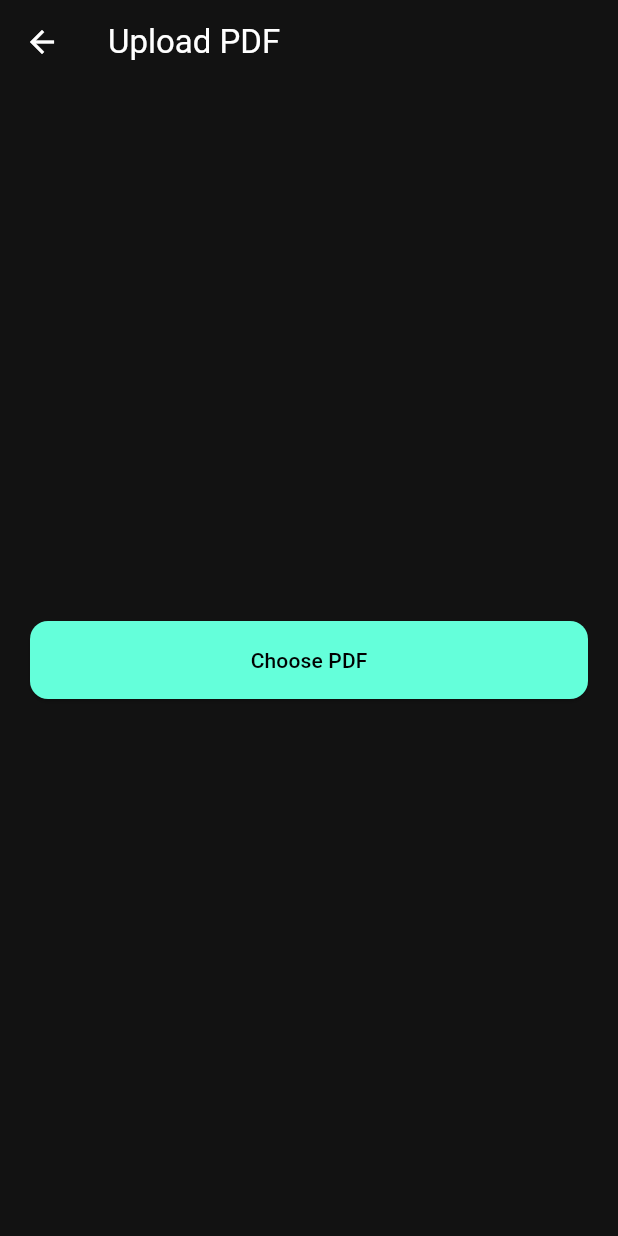
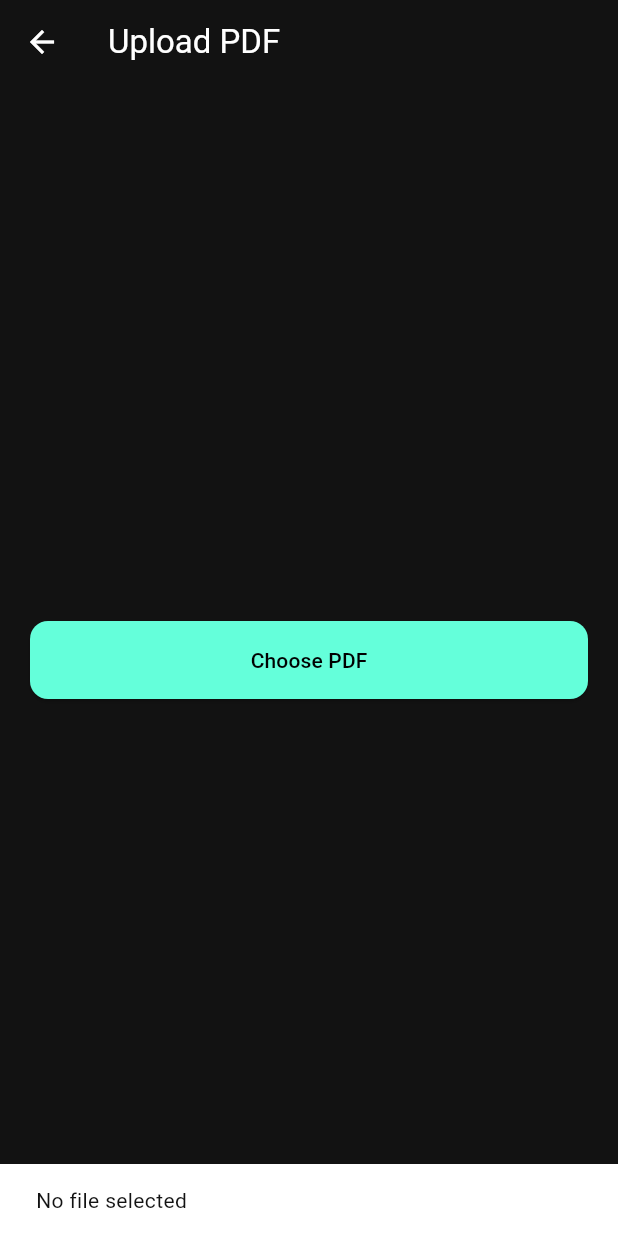
Before and after one commit to AlexPraxedes12/LearnSynth, a Flutter app: the PdfPickerScreen screen opened by its route, after a tap on "Choose PDF", on a phone screen of 412 x 824 dp. Run offline on Flutter 3.47's test engine with Material 3 defaults, Android fonts, the phone set to English and light mode, and no system bars; our stand-ins replace file_picker.

Commit message:
feat: upload pdfs via backend

```diff
--- a/frontend/learnsynth/lib/screens/pdf_picker_screen.dart
+++ b/frontend/learnsynth/lib/screens/pdf_picker_screen.dart
@@ -1,28 +1,72 @@
 import 'dart:io';
+import 'dart:convert';
 import 'package:flutter/material.dart';
 import 'package:file_picker/file_picker.dart';
 import 'package:provider/provider.dart';
 import '../widgets/primary_button.dart';
 import '../constants.dart';
 import '../content_provider.dart';
+import 'package:http/http.dart' as http;
 
 /// Allows the user to pick a PDF file and reads its text.
-class PdfPickerScreen extends StatelessWidget {
+class PdfPickerScreen extends StatefulWidget {
   const PdfPickerScreen({super.key});
 
-  Future<void> _pickPdf(BuildContext context) async {
+  @override
+  State<PdfPickerScreen> createState() => _PdfPickerScreenState();
+}
+
+class _PdfPickerScreenState extends State<PdfPickerScreen> {
+  bool _loading = false;
+
+  Future<void> _pickPdf() async {
     final result = await FilePicker.platform.pickFiles(
       type: FileType.custom,
       allowedExtensions: ['pdf'],
     );
-    if (result != null && result.files.single.path != null && context.mounted) {
+    if (!mounted) return;
+    if (result == null || result.files.single.path == null) {
+      ScaffoldMessenger.of(context).showSnackBar(
+        const SnackBar(content: Text('No file selected')),
+      );
+      return;
+    }
+
     final path = result.files.single.path!;
-      String text = 'PDF selected: ${result.files.single.name}';
+
+    setState(() => _loading = true);
+
     try {
-        text = await File(path).readAsString();
-      } catch (_) {}
+      final url = Uri.parse('http://10.0.2.2:8000/upload-content');
+      final request = http.MultipartRequest('POST', url);
+      request.files.add(await http.MultipartFile.fromPath('file', path));
+
+      final streamed = await request.send();
+      final response = await http.Response.fromStream(streamed);
+
+      if (response.statusCode == 200) {
+        final data = jsonDecode(response.body) as Map<String, dynamic>;
+        final text =
+            (data['text'] ?? data['summary'] ?? '') as String;
         Provider.of<ContentProvider>(context, listen: false).setText(text);
+        if (mounted) {
           Navigator.pushNamed(context, Routes.loading);
+        }
+      } else {
+        ScaffoldMessenger.of(context).showSnackBar(
+          const SnackBar(content: Text('Failed to upload file')),
+        );
+      }
+    } catch (_) {
+      if (mounted) {
+        ScaffoldMessenger.of(context).showSnackBar(
+          const SnackBar(content: Text('Network error')),
+        );
+      }
+    } finally {
+      if (mounted) {
+        setState(() => _loading = false);
+      }
     }
   }
 
@@ -33,9 +77,11 @@ class PdfPickerScreen extends StatelessWidget {
       body: Padding(
         padding: const EdgeInsets.all(20.0),
         child: Center(
-          child: PrimaryButton(
+          child: _loading
+              ? const CircularProgressIndicator()
+              : PrimaryButton(
                   label: 'Choose PDF',
-            onPressed: () => _pickPdf(context),
+                  onPressed: _pickPdf,
                 ),
         ),
       ),
```
Lines whose indentation alone changed are shown as unchanged.
